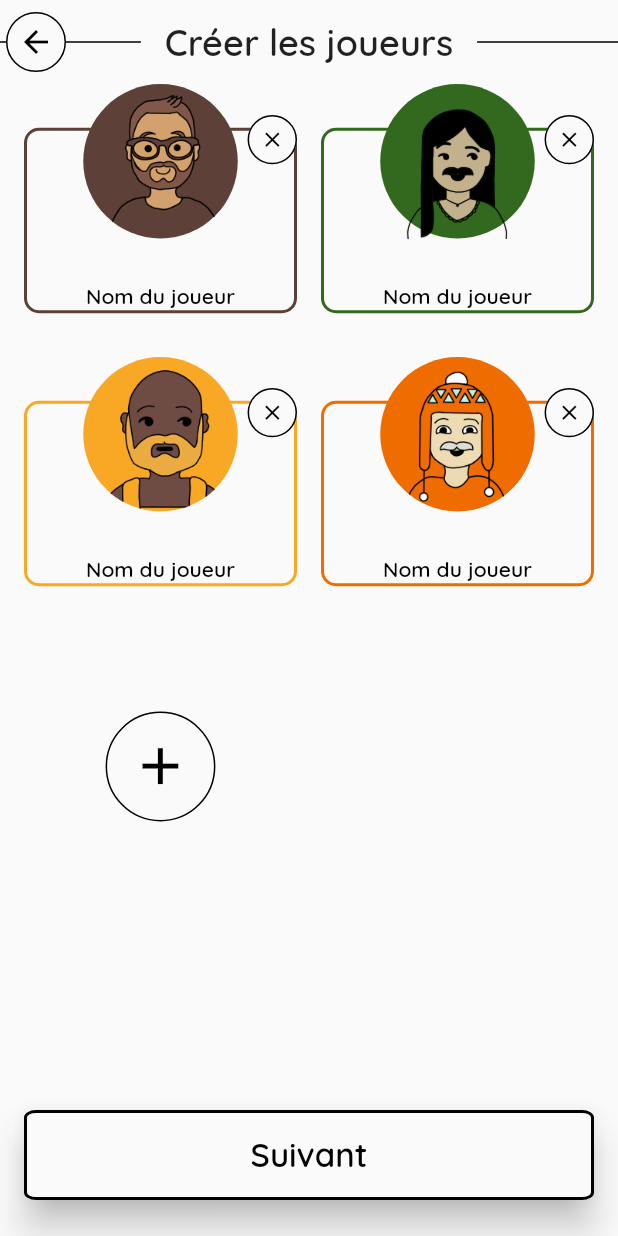
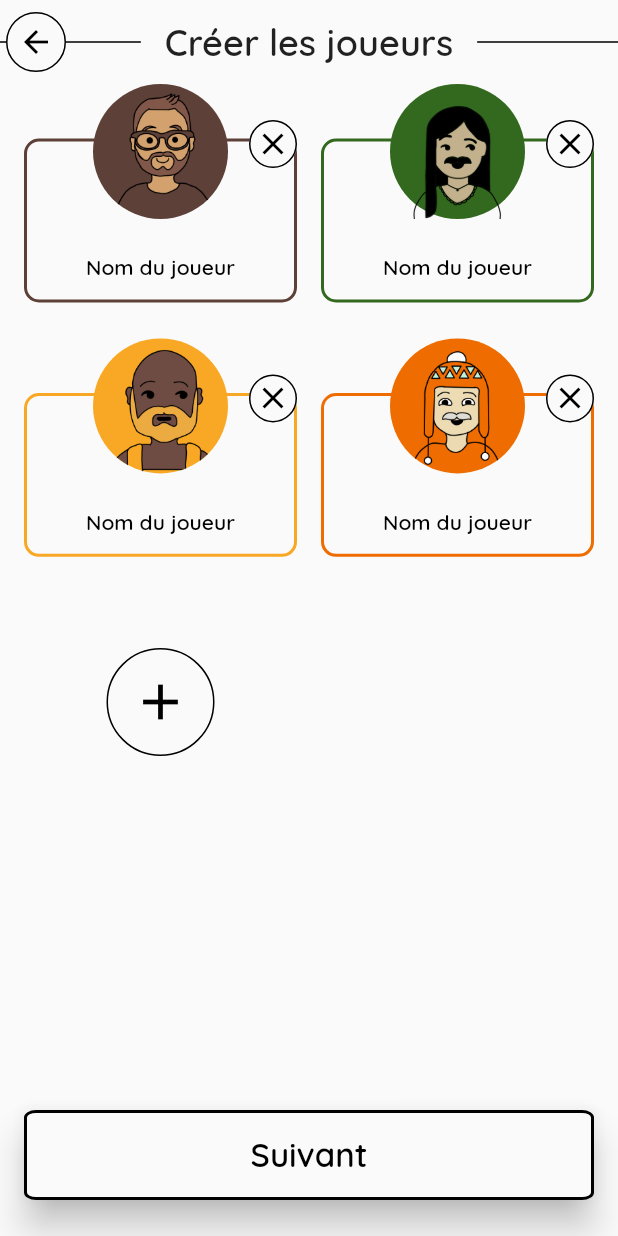
Before and after one commit to Zigotote/barbu_score, a Flutter app: the screen it shows after launch, after a tap on "Démarrer une partie", on a phone screen of 412 x 824 dp. Run offline on Flutter 3.47's test engine with Material 2 defaults, Android fonts, the phone set to English and light mode, and no system bars; drawn by our look-alikes of reorderable_grid_view; our stand-ins replace equatable, flutter_riverpod, hive, hive_flutter, rive, sprintf and 1 more; missing offline and left inert: flutter_circular_text, non_uniform_border; accounts and stored records are empty; generated files the repository leaves out were written again; statements that could not run were skipped.

Commit message:
style: improve style to be more responsive

```diff
--- a/lib/commons/utils/screen.dart
+++ /dev/null
@@ -1,19 +0,0 @@
-import 'dart:ui';
-
-import 'package:flutter/material.dart';
-
-class ScreenHelper {
-  ScreenHelper._();
-
-  static final FlutterView _view =
-      WidgetsBinding.instance.platformDispatcher.views.first;
-
-  static Size get size => _view.physicalSize / _view.devicePixelRatio;
-
-  static double get width => size.width;
-
-  static double get height => size.height;
-
-  static Brightness get brightness =>
-      WidgetsBinding.instance.platformDispatcher.platformBrightness;
-}
--- a/lib/commons/widgets/colored_container.dart
+++ b/lib/commons/widgets/colored_container.dart
@@ -6,7 +6,7 @@ import '../models/player_colors.dart';
 /// A container with a colored border
 class ColoredContainer extends StatelessWidget {
   /// The height of the container
-  final double height;
+  final double? height;
 
   /// The width of the container, if not specified the width of the parent is used
   final double? width;
@@ -19,7 +19,7 @@ class ColoredContainer extends StatelessWidget {
 
   const ColoredContainer({
     super.key,
-    required this.height,
+    this.height,
     this.width,
     required this.color,
     required this.child,
--- a/lib/commons/widgets/list_layouts.dart
+++ b/lib/commons/widgets/list_layouts.dart
@@ -1,6 +1,4 @@
 import 'package:flutter/material.dart';
-
-import '../utils/screen.dart';
 
 /// A grid which takes all the available space in the layout
 class MyGrid extends StatelessWidget {
@@ -18,7 +16,7 @@ class MyGrid extends StatelessWidget {
       physics: isScrollable
           ? const AlwaysScrollableScrollPhysics()
           : const NeverScrollableScrollPhysics(),
-      maxCrossAxisExtent: ScreenHelper.width * 0.5,
+      maxCrossAxisExtent: 180,
       crossAxisSpacing: 24,
       mainAxisSpacing: 24,
       childAspectRatio: 1.4,
--- a/lib/commons/widgets/player_icon.dart
+++ b/lib/commons/widgets/player_icon.dart
@@ -20,7 +20,7 @@ class PlayerIcon extends StatelessWidget {
   const PlayerIcon({
     super.key,
     required this.image,
-    required this.size,
+    this.size = 90,
     this.hasMedal = false,
     this.color,
   });
--- a/lib/pages/create_game/create_game.dart
+++ b/lib/pages/create_game/create_game.dart
@@ -5,7 +5,6 @@ import 'package:reorderable_grid_view/reorderable_grid_view.dart';
 
 import '../../commons/notifiers/play_game.dart';
 import '../../commons/utils/globals.dart';
-import '../../commons/utils/screen.dart';
 import '../../commons/widgets/default_page.dart';
 import '../../main.dart';
 import 'notifiers/create_game.dart';
@@ -27,7 +26,7 @@ class CreateGame extends ConsumerWidget {
           Icons.add,
           semanticLabel: "Ajouter un joueur",
         ),
-        iconSize: ScreenHelper.width * 0.1,
+        iconSize: 40,
       ),
     );
   }
@@ -60,7 +59,9 @@ class CreateGame extends ConsumerWidget {
         child: ReorderableGridView.count(
           crossAxisCount: 2,
           crossAxisSpacing: 16,
+          mainAxisSpacing: 24,
           dragStartDelay: kPressTimeout,
+          childAspectRatio: 10 / 8,
           footer: [
             if (playerProvider.players.length < kNbPlayersMax)
               _buildAddPlayerButton(playerProvider.addPlayer)
--- a/lib/pages/create_game/widgets/create_player.dart
+++ b/lib/pages/create_game/widgets/create_player.dart
@@ -1,7 +1,6 @@
 import 'package:flutter/material.dart';
 
 import '../../../commons/models/player.dart';
-import '../../../commons/utils/screen.dart';
 import '../../../commons/widgets/colored_container.dart';
 import '../../../commons/widgets/player_icon.dart';
 import 'dialog_player_properties.dart';
@@ -35,13 +34,13 @@ class CreatePlayer extends StatelessWidget {
   }
 
   /// Builds player icon
-  Widget _buildPlayerIcon(BuildContext context) {
+  Widget _buildPlayerIcon(BuildContext context, double parentMaxWidth) {
     return TextButton(
       onPressed: () => _displayDialog(context, player, onRemove),
       child: PlayerIcon(
         image: player.image,
         color: player.color,
-        size: ScreenHelper.width * 0.25,
+        size: parentMaxWidth < 150 ? 75 : 90,
       ),
     );
   }
@@ -65,31 +64,42 @@ class CreatePlayer extends StatelessWidget {
 
   @override
   Widget build(BuildContext context) {
+    return LayoutBuilder(builder: (context, constraint) {
       return Stack(
         alignment: Alignment.center,
+        clipBehavior: Clip.none,
         children: [
-        ColoredContainer(
-          height: ScreenHelper.height * 0.15,
+          Positioned(
+            bottom: 0,
+            child: ColoredContainer(
+              height: constraint.maxHeight * 0.75,
+              width: constraint.maxWidth,
               color: player.color,
+              child: Container(),
+            ),
+          ),
+          Positioned(
+            top: constraint.maxHeight * 0.78,
+            width: constraint.maxWidth,
             child: _buildPlayerTextField(),
           ),
           Positioned(
             top: 0,
-          child: _buildPlayerIcon(context),
+            child: _buildPlayerIcon(context, constraint.maxWidth),
           ),
           Positioned(
-          top: ScreenHelper.height * 0.025,
+            top: 24,
             right: 0,
-          width: ScreenHelper.width * 0.08,
-          height: ScreenHelper.width * 0.08,
+            width: 32,
+            height: 32,
             child: IconButton.outlined(
               onPressed: onRemove,
               icon: const Icon(Icons.close),
               tooltip: "Supprimer le joueur",
-            iconSize: ScreenHelper.width * 0.04,
             ),
           ),
         ],
       );
+    });
   }
 }
--- a/lib/pages/settings/domino_contract_settings.dart
+++ b/lib/pages/settings/domino_contract_settings.dart
@@ -6,7 +6,6 @@ import '../../commons/models/contract_info.dart';
 import '../../commons/models/contract_settings_models.dart';
 import '../../commons/utils/globals.dart';
 import '../../commons/utils/player_icon_properties.dart';
-import '../../commons/utils/screen.dart';
 import '../../commons/widgets/player_icon.dart';
 import 'notifiers/contract_settings_provider.dart';
 import 'widgets/contract_settings.dart';
@@ -73,8 +72,8 @@ class DominoContractSettingsPage extends ConsumerWidget {
         5,
         (index) {
           final image = PlayerIconProperties.playerImages[index];
-          final basePadding = ScreenHelper.width * 0.3;
-          final baseSize = ScreenHelper.width * 0.1;
+          const double basePadding = 110;
+          const double baseSize = 36;
           // Applicates a ratio to other icons than the first one
           final ratio = index == 0 ? 1 : (1 - 0.15 * (index / 2).round());
           final playerIcon = PlayerIcon(
--- a/lib/pages/settings/widgets/app_theme_choice.dart
+++ b/lib/pages/settings/widgets/app_theme_choice.dart
@@ -2,7 +2,6 @@ import 'package:flutter/material.dart';
 import 'package:flutter_riverpod/flutter_riverpod.dart';
 import 'package:rive/rive.dart';
 
-import '../../../commons/utils/screen.dart';
 import '../../../theme/theme_provider.dart';
 import 'setting_question.dart';
 
@@ -73,8 +72,8 @@ class _AppThemeChoiceState extends ConsumerState<AppThemeChoice>
         onTap: () => _invertTheme(),
         onHorizontalDragStart: (_) => _invertTheme(),
         child: SizedBox(
-          height: ScreenHelper.width * 0.18,
-          width: ScreenHelper.width * 0.18,
+          height: 60,
+          width: 60,
           child: RiveAnimation.asset(
             "assets/switch.riv",
             stateMachines: [_riveStateName],
--- a/lib/pages/settings/widgets/number_input.dart
+++ b/lib/pages/settings/widgets/number_input.dart
@@ -1,7 +1,5 @@
 import 'package:flutter/material.dart';
 import 'package:flutter/services.dart';
-
-import '../../../commons/utils/screen.dart';
 
 /// A widget to enter some points
 class NumberInput extends StatefulWidget {
@@ -44,7 +42,7 @@ class _NumberInputState extends State<NumberInput> {
   @override
   Widget build(BuildContext context) {
     return SizedBox(
-      width: ScreenHelper.width * 0.15,
+      width: 55,
       child: TextField(
         controller: _controller,
         textAlign: TextAlign.end,
```
Also changed, not shown: lib/commons/widgets/player_score_button.dart (+6 -10 lines), lib/commons/widgets/score_table.dart (+6 -16 lines), lib/pages/contract_scores/domino_scores.dart (+11 -14 lines), lib/pages/create_game/widgets/dialog_player_properties.dart (+8 -8 lines), lib/pages/prepare_game.dart (+27 -30 lines), lib/theme/theme_provider.dart (+4 -4 lines). Lines whose indentation alone changed are shown as unchanged.
